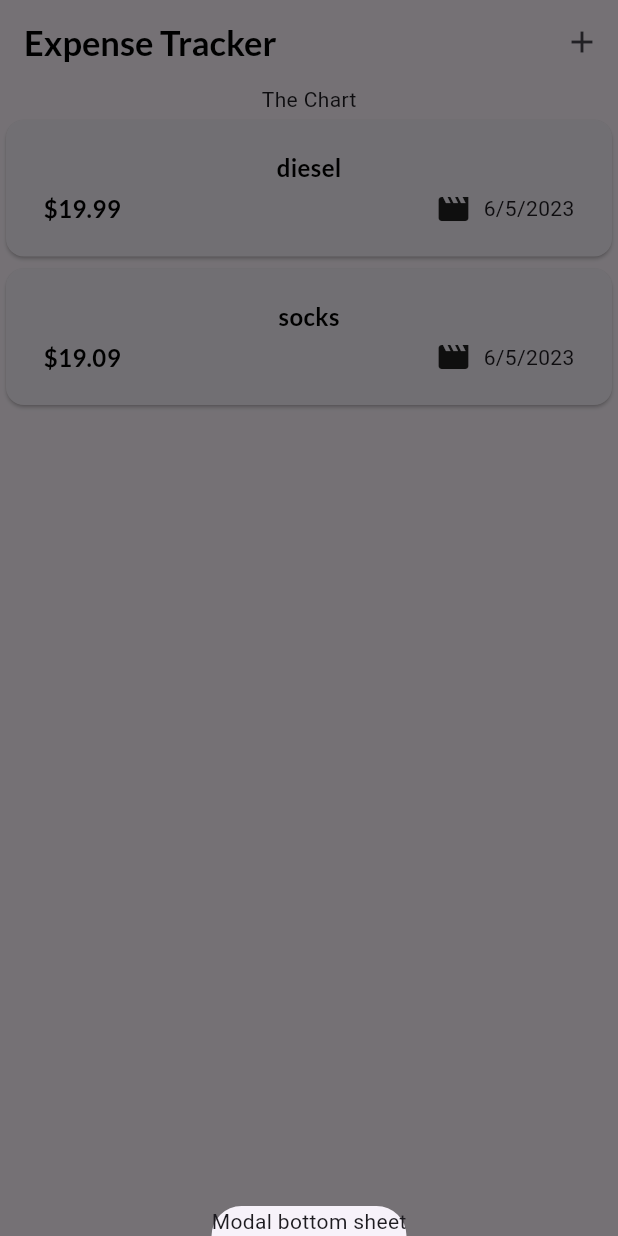
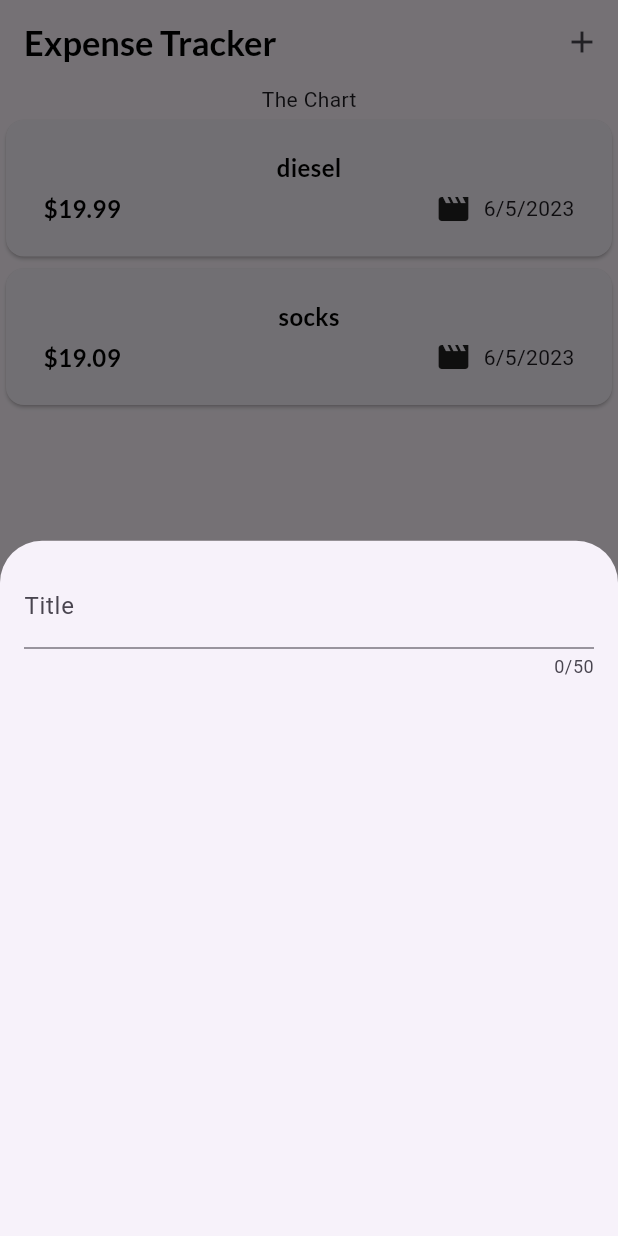
Before and after one commit to adeyemiiiii7/expeense_tracker, a Flutter app: the screen it shows after launch, after a tap on the "add" icon, on a phone screen of 412 x 824 dp. Run offline on Flutter 3.47's test engine with Material 2 defaults, Android fonts, the phone set to English and light mode, and no system bars; our stand-ins replace google_fonts.

Commit message:
modified:   lib/widgets/expenses.dart

```diff
--- a/lib/widgets/expenses.dart
+++ b/lib/widgets/expenses.dart
@@ -1,4 +1,5 @@
 import 'package:expense_tracker/expenses_item.dart';
+import 'package:expense_tracker/widgets/new_expense.dart';
 import 'package:flutter/material.dart';
 import 'package:google_fonts/google_fonts.dart';
 
@@ -31,7 +32,7 @@ class _ExpensesState extends State<Expenses> {
   void _openAddExpense() {
     showModalBottomSheet(
       context: context,
-      builder: (ctx) => const Text('Modal bottom sheet'),
+      builder: (ctx) => const NewExpense(),
     );
   }
 
```
